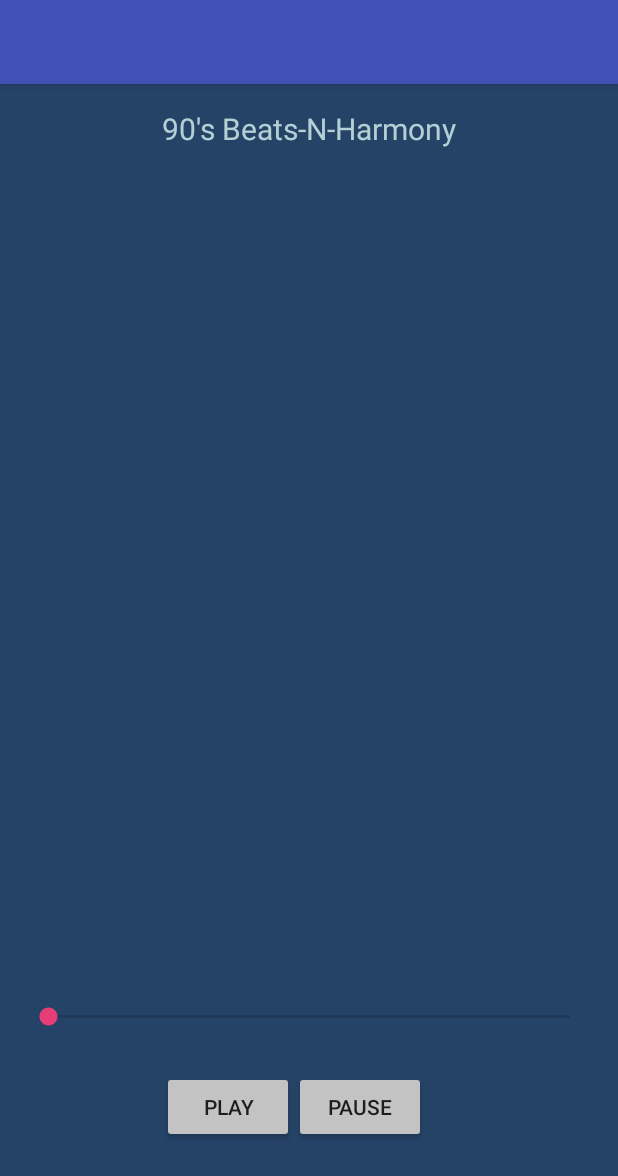
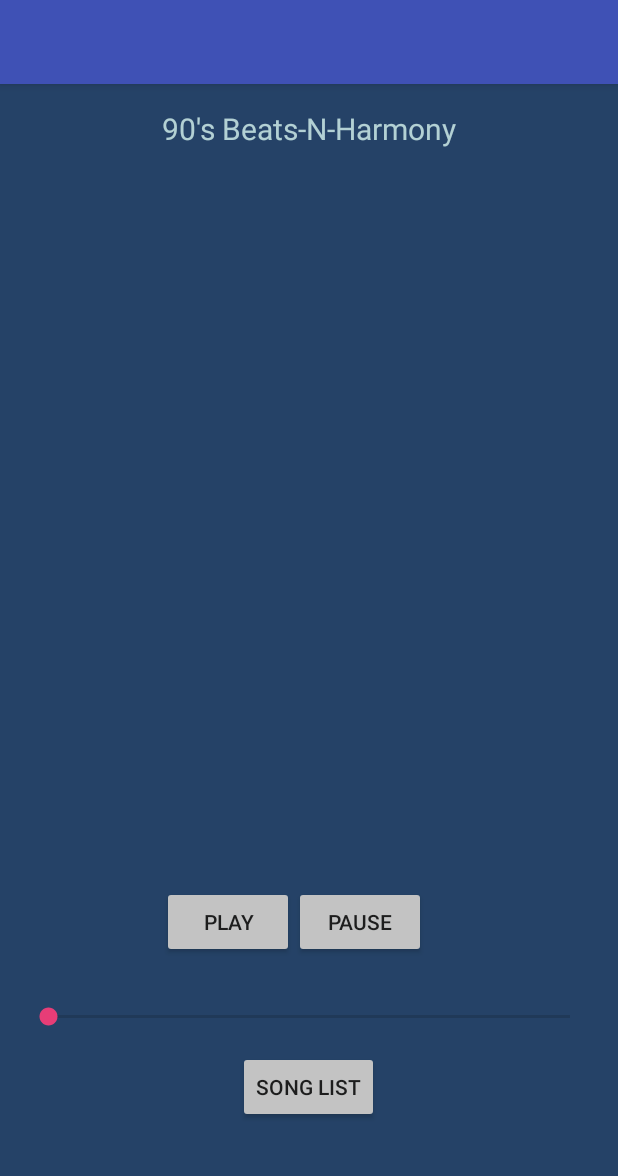
Before and after one commit to knguyen0710/Capstone, an Android app: the screen it shows after launch (MainActivity), on a phone screen of 412 x 824 dp. Shown: the top 1176 px of the screen. Run offline under Robolectric (Android 15) with nearby library versions, the phone set to English and light mode, and no system bars; libraries missing offline, so code that uses them is left out: com.spotify.sdk; 4 statements that could not run were skipped.

Commit message:
added functionality to play/pause a song and button to go from MainActivity to Activity2

```diff
--- a/app/src/main/res/layout/content_main.xml
+++ b/app/src/main/res/layout/content_main.xml
@@ -33,11 +33,11 @@
         android:layout_height="wrap_content"
         android:text="Play"
         android:id="@+id/play_button"
-        android:layout_marginTop="45dp"
-        android:layout_alignTop="@+id/seekBar"
+        android:onClick="playIt"
+        android:layout_above="@+id/seekBar"
         android:layout_alignLeft="@+id/textView2"
         android:layout_alignStart="@+id/textView2"
-        android:onClick="playIt"/>
+        android:layout_marginBottom="30dp" />
 
     <Button
         android:layout_width="wrap_content"
@@ -49,4 +49,14 @@
         android:layout_toEndOf="@+id/play_button"
         android:onClick="pauseIt"/>
 
+    <Button
+        android:layout_width="wrap_content"
+        android:layout_height="wrap_content"
+        android:text="Song List"
+        android:id="@+id/button"
+        android:layout_alignTop="@+id/seekBar"
+        android:layout_centerHorizontal="true"
+        android:layout_marginTop="32dp"
+        android:onClick="songList"/>
+
 </RelativeLayout>
```
Also changed, not shown: app/src/main/java/com/juke/kynasaur/juke2/MainActivity.java (+16 -2 lines).
